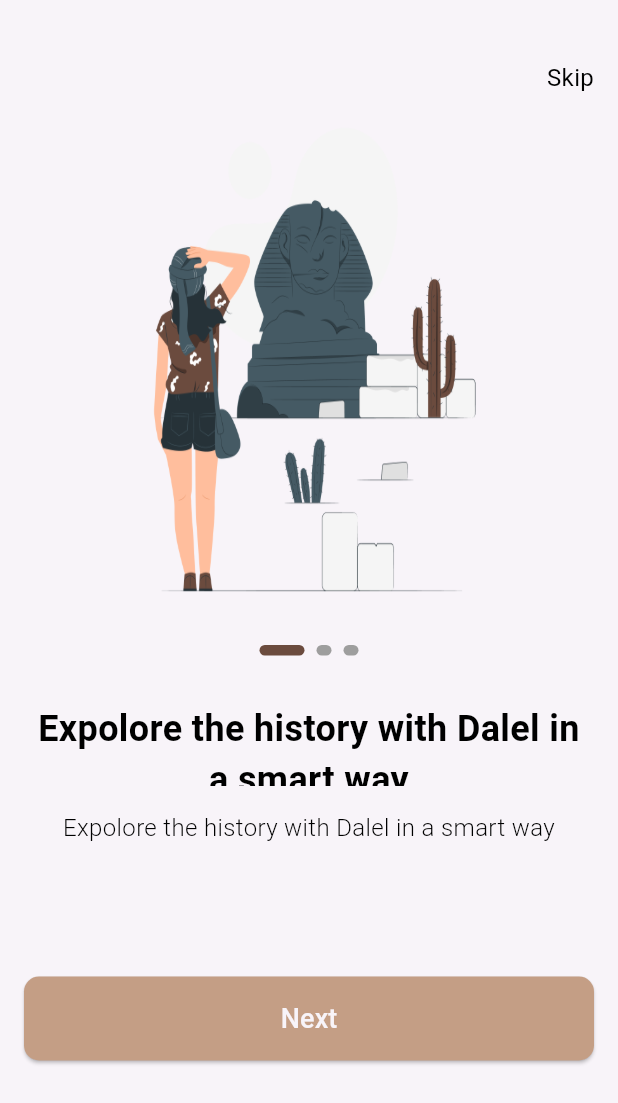
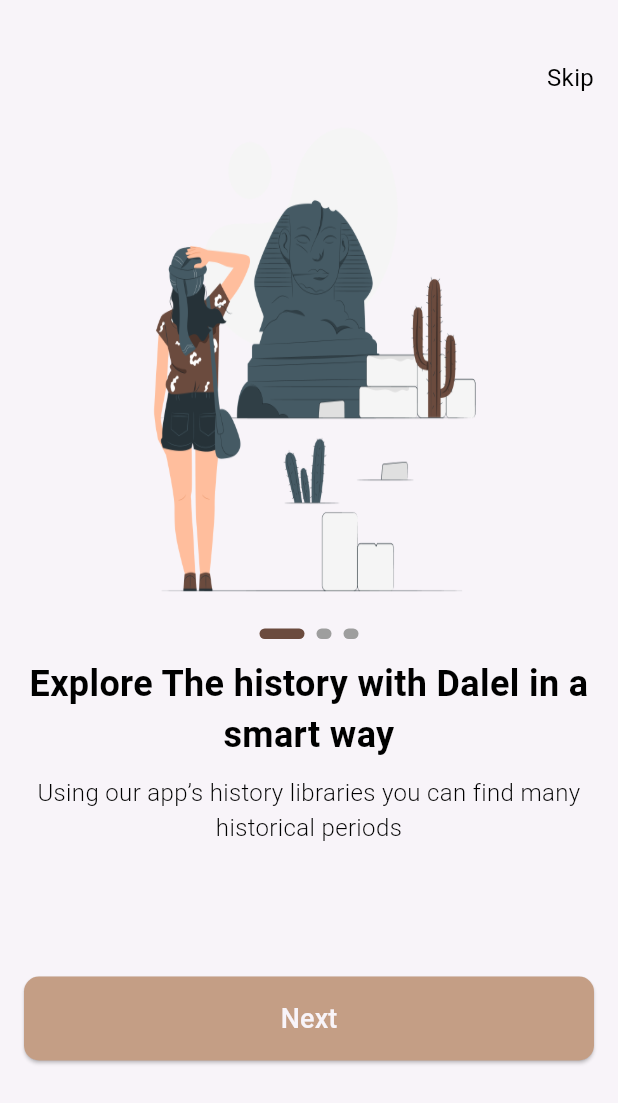
Before and after one commit to Mo7amed-fawzy/dalel-app, a Flutter app: the screen it shows after launch, on a phone screen of 412 x 824 dp. Shown: the top 1103 px of the screen. Run offline on Flutter 3.47's test engine with Material 3 defaults, Android fonts, the phone set to English and light mode, and no system bars; drawn by our look-alikes of smooth_page_indicator; our stand-ins replace go_router; Roboto replaces fonts that are missing (Poppins).

Commit message:
create on boarding model

```diff
--- /dev/null
+++ b/lib/features/on_bourding/data/models/on_boarding_model.dart
@@ -0,0 +1,32 @@
+import 'package:dalel_app/core/utils/app_assets.dart';
+
+class OnBoardingModel {
+  final String imagePath;
+  final String title;
+  final String subTitle;
+
+  OnBoardingModel(
+      {required this.imagePath, required this.title, required this.subTitle});
+}
+
+// Dummy data or test local data
+
+List<OnBoardingModel> onBoardingData = [
+  OnBoardingModel(
+    imagePath: Assets.imagesOnBoarding1,
+    title: "Explore The history with Dalel in a smart way",
+    subTitle:
+        "Using our app’s history libraries you can find many historical periods ",
+  ),
+  OnBoardingModel(
+    imagePath: Assets.imagesOnBoarding2,
+    title: "From every place on earth",
+    subTitle: "A big variety of ancient places from all over the world",
+  ),
+  OnBoardingModel(
+    imagePath: Assets.imagesOnBoarding,
+    title: "Using modern AI technology for better user experience",
+    subTitle:
+        "AI provide recommendations and helps you to continue the search journey",
+  ),
+];
--- a/lib/features/on_bourding/presentation/views/widgets/on_boarding_widget_body.dart
+++ b/lib/features/on_bourding/presentation/views/widgets/on_boarding_widget_body.dart
@@ -1,5 +1,5 @@
-import 'package:dalel_app/core/utils/app_assets.dart';
 import 'package:dalel_app/core/utils/app_text_styles.dart';
+import 'package:dalel_app/features/on_bourding/data/models/on_boarding_model.dart';
 import 'package:dalel_app/features/on_bourding/presentation/views/widgets/custom_smooth_page_indecator.dart';
 import 'package:flutter/material.dart';
 
@@ -19,37 +19,36 @@
       child: PageView.builder(
         physics: const BouncingScrollPhysics(),
         controller: _pageController,
-        itemCount: 3,
+        itemCount: onBoardingData.length,
         itemBuilder: (context, index) {
           return Column(children: [
             Container(
               width: 290,
               height: 343,
-              decoration: const BoxDecoration(
+              decoration: BoxDecoration(
                 image: DecorationImage(
-                  image: AssetImage(Assets.imagesOnBoarding1),
+                  image: AssetImage(
+                    onBoardingData[index].imagePath,
+                  ),
                   fit: BoxFit.fill,
                 ),
               ),
             ),
             // Image.asset(Assets.imagesOnBoarding1),
-            const SizedBox(height: 24),
+            const SizedBox(height: 13),
             CustomSmoothPageIndicator(controller: _pageController),
-            const SizedBox(height: 32),
-            Expanded(
-              // حطيتها علشان اخلي العنصر يتكيف مع المكان وكان في حل ان احط singlechildscrollview للكولمن
-              child: Text(
-                'Expolore the history with Dalel in a smart way',
-                style: CustomTextStyles.poppins500style24
-                    .copyWith(fontWeight: FontWeight.bold),
-                textAlign: TextAlign.center,
-                maxLines: 2,
-                overflow: TextOverflow.ellipsis,
-              ),
+            const SizedBox(height: 13),
+            Text(
+              onBoardingData[index].title,
+              style: CustomTextStyles.poppins500style24
+                  .copyWith(fontWeight: FontWeight.bold),
+              textAlign: TextAlign.center,
+              maxLines: 2,
+              overflow: TextOverflow.ellipsis,
             ),
-            const SizedBox(height: 16),
-            const Text(
-              'Expolore the history with Dalel in a smart way',
+            const SizedBox(height: 10),
+            Text(
+              onBoardingData[index].subTitle,
               style: CustomTextStyles.poppins300style16,
               textAlign: TextAlign.center,
             ),
```
